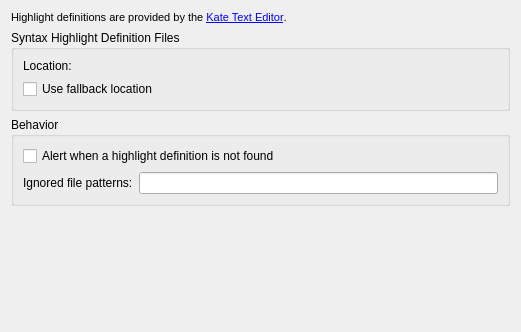
The window that src/plugins/texteditor/generichighlighter/highlightersettingspage.ui (qt-creator/qt-creator) describes before a commit, drawn with Qt 5.
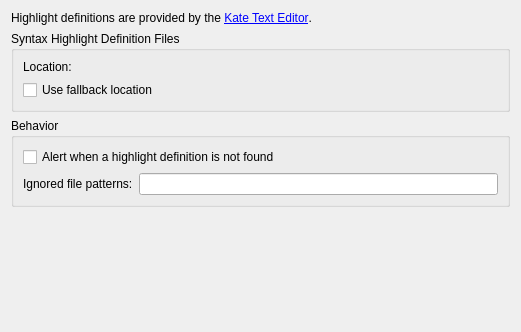
The same window after the commit. Custom widgets are drawn as their Qt base class.

```diff
--- a/src/plugins/texteditor/generichighlighter/highlightersettingspage.ui
+++ b/src/plugins/texteditor/generichighlighter/highlightersettingspage.ui
@@ -23,11 +23,8 @@
       </sizepolicy>
      </property>
      <property name="text">
-      <string>&lt;!DOCTYPE HTML PUBLIC &quot;-//W3C//DTD HTML 4.0//EN&quot; &quot;http://www.w3.org/TR/REC-html40/strict.dtd&quot;&gt;
-&lt;html&gt;&lt;head&gt;&lt;meta name=&quot;qrichtext&quot; content=&quot;1&quot; /&gt;&lt;style type=&quot;text/css&quot;&gt;
-p, li { white-space: pre-wrap; }
-&lt;/style&gt;&lt;/head&gt;&lt;body style=&quot; font-family:'MS Shell Dlg 2'; font-size:8.25pt; font-weight:400; font-style:normal;&quot;&gt;
-&lt;p style=&quot; margin-top:0px; margin-bottom:0px; margin-left:0px; margin-right:0px; -qt-block-indent:0; text-indent:0px;&quot;&gt;&lt;span style=&quot; font-size:8pt;&quot;&gt;Highlight definitions are provided by the &lt;/span&gt;&lt;a href=&quot;http://kate-editor.org/&quot;&gt;&lt;span style=&quot; font-size:8pt; text-decoration: underline; color:#0000ff;&quot;&gt;Kate Text Editor&lt;/span&gt;&lt;/a&gt;&lt;span style=&quot; font-size:8pt;&quot;&gt;.&lt;/span&gt;&lt;/p&gt;&lt;/body&gt;&lt;/html&gt;</string>
+      <string>&lt;html&gt;&lt;head/&gt;&lt;body&gt;
+&lt;p&gt;Highlight definitions are provided by the &lt;a href=&quot;http://kate-editor.org/&quot;&gt;Kate Text Editor&lt;/a&gt;.&lt;/p&gt;&lt;/body&gt;&lt;/html&gt;</string>
      </property>
      <property name="textFormat">
       <enum>Qt::RichText</enum>
```
